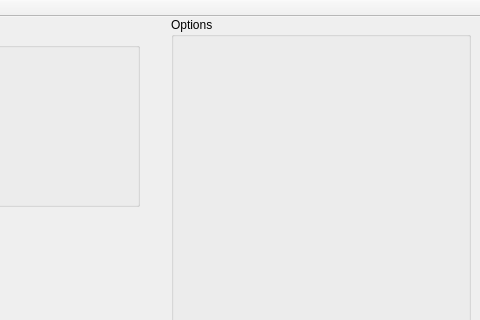
Before: the Qt Designer form Qt-Anaglyph/mainwindow.ui in wrutkowski/Qt-Anaglyph, drawn with Qt 5; both pictures show x 720 to 1200 and y 0 to 320 of the 1200 by 750 pixel window.
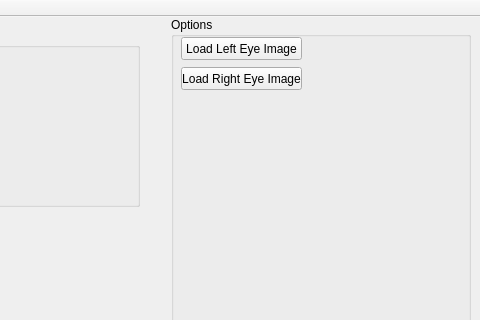
After: the same form once the commit is applied.

Patch:
```diff
--- a/Qt-Anaglyph/mainwindow.ui
+++ b/Qt-Anaglyph/mainwindow.ui
@@ -201,7 +201,32 @@
        <property name="alignment">
         <set>Qt::AlignLeading|Qt::AlignLeft|Qt::AlignTop</set>
        </property>
-       <zorder>verticalLayoutWidget</zorder>
+       <widget class="QPushButton" name="pushButton">
+        <property name="geometry">
+         <rect>
+          <x>10</x>
+          <y>20</y>
+          <width>121</width>
+          <height>23</height>
+         </rect>
+        </property>
+        <property name="text">
+         <string>Load Left Eye Image</string>
+        </property>
+       </widget>
+       <widget class="QPushButton" name="pushButton_2">
+        <property name="geometry">
+         <rect>
+          <x>10</x>
+          <y>50</y>
+          <width>121</width>
+          <height>23</height>
+         </rect>
+        </property>
+        <property name="text">
+         <string>Load Right Eye Image</string>
+        </property>
+       </widget>
       </widget>
      </item>
     </layout>
```
Left out of the diff: 2 changed lines with no effect on the pictures.
